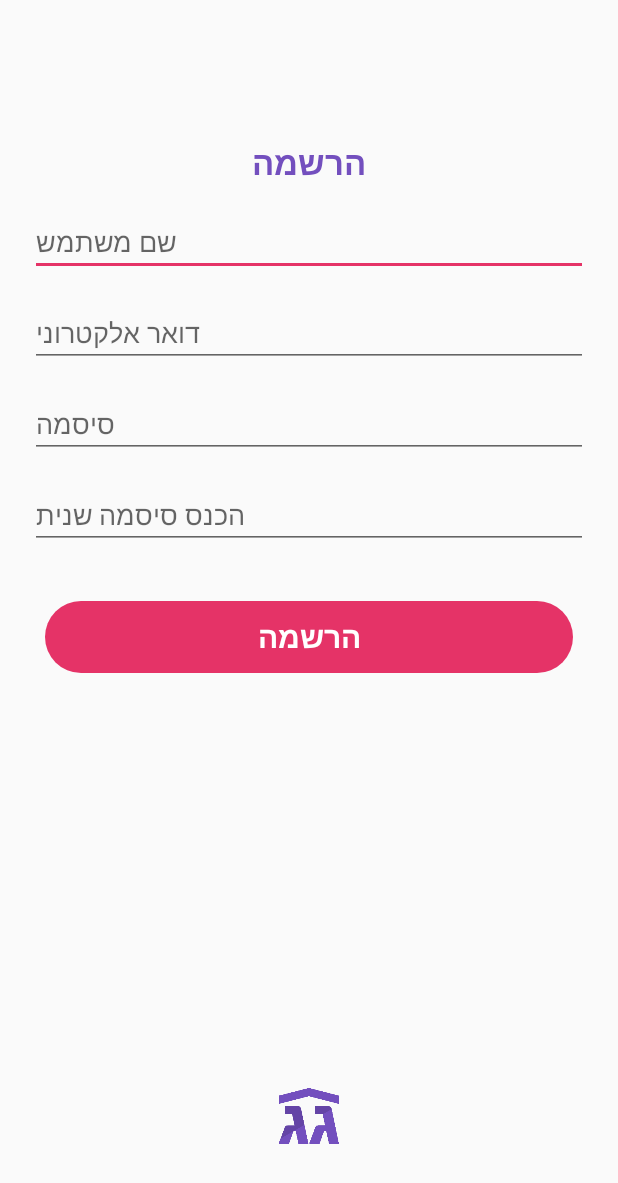
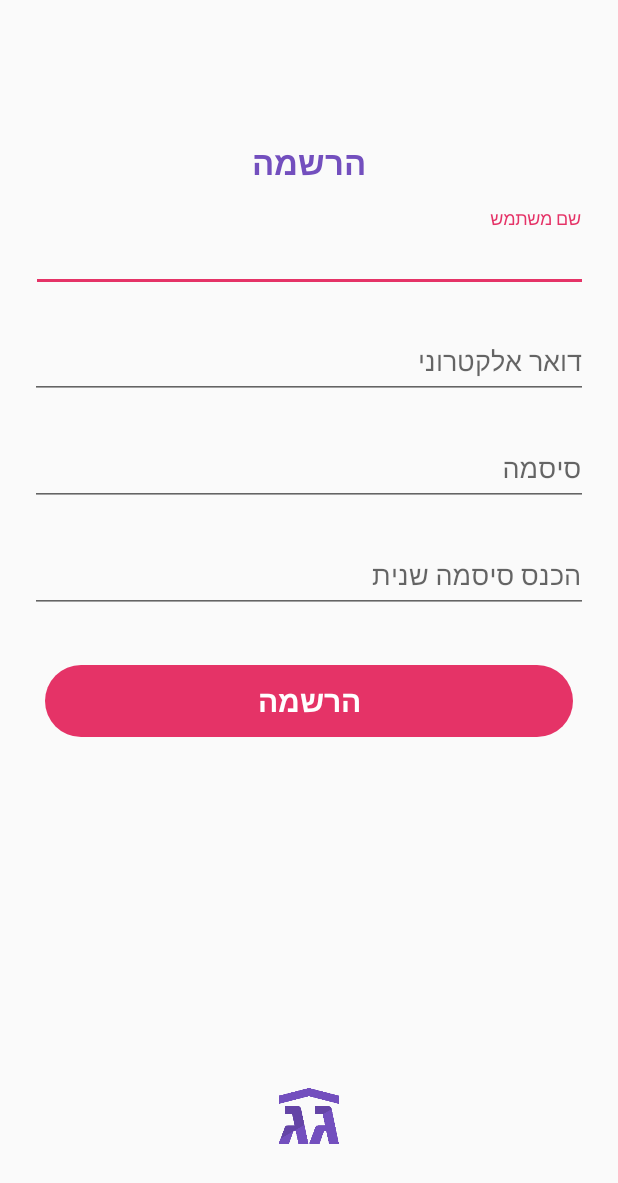
Before and after one commit to Etinka/AndroidAppFinalProject, an Android app: the RegisterActivity screen opened directly, with no data from a screen before it, on a phone screen of 412 x 824 dp. Shown: the top 1183 px of the screen. Run offline under Robolectric (Android 15) with nearby library versions, the phone set to English and light mode, and no system bars; Roboto replaces fonts that are not available here.

Commit message:
Changed the edit text design to be with floating title

```diff
--- a/app/src/main/res/layout/activity_register.xml
+++ b/app/src/main/res/layout/activity_register.xml
@@ -1,5 +1,6 @@
 <?xml version="1.0" encoding="utf-8"?>
 <android.support.constraint.ConstraintLayout xmlns:android="http://schemas.android.com/apk/res/android"
+    xmlns:tools="http://schemas.android.com/tools"
     android:layout_width="match_parent"
     android:layout_height="match_parent"
     xmlns:app="http://schemas.android.com/apk/res-auto">
@@ -16,35 +17,53 @@
         app:layout_constraintTop_toTopOf="parent"
         android:textAlignment="center"/>
 
-    <android.support.design.widget.TextInputEditText
-        android:id="@+id/user_name"
+    <android.support.design.widget.TextInputLayout
+        android:id="@+id/input_layout_user_name"
+        android:layout_width="371dp"
         android:layout_height="wrap_content"
-        android:layout_width="match_parent"
+        app:layout_constraintTop_toBottomOf="@id/register_title"
+        app:layout_constraintStart_toStartOf="parent"
+        app:layout_constraintEnd_toEndOf="parent"
         android:layout_marginStart="20dp"
         android:layout_marginEnd="20dp"
         android:layout_marginTop="15dp"
+        tools:layout_editor_absoluteX="20dp"
+        tools:layout_editor_absoluteY="145dp">
+
+        <EditText
+            android:id="@+id/user_name"
+            android:layout_width="match_parent"
+            android:layout_height="wrap_content"
+            android:gravity="start"
             android:hint="שם משתמש"
-        android:textAlignment="viewStart"
-        android:gravity="start"
-        app:layout_constraintTop_toBottomOf="@id/register_title"
+            android:imeOptions="actionNext"
+            android:textAlignment="viewStart" />
+
+    </android.support.design.widget.TextInputLayout>
+
+    <android.support.design.widget.TextInputLayout
+        android:id="@+id/input_layout_email"
+        android:layout_width="0dp"
+        android:layout_height="wrap_content"
+        app:layout_constraintTop_toBottomOf="@id/input_layout_user_name"
         app:layout_constraintStart_toStartOf="parent"
         app:layout_constraintEnd_toEndOf="parent"
-        />
-
-    <android.support.design.widget.TextInputEditText
-        android:id="@+id/email"
-        android:layout_height="wrap_content"
-        android:layout_width="match_parent"
         android:layout_marginStart="20dp"
         android:layout_marginEnd="20dp"
         android:layout_marginTop="15dp"
-        android:hint="דואר אלקטרוני"
+        app:layout_constraintVertical_chainStyle="packed">
+
+        <EditText
+            android:id="@+id/email"
+            android:layout_width="match_parent"
+            android:layout_height="wrap_content"
+            android:imeOptions="actionNext"
+            android:inputType="textEmailAddress"
             android:textAlignment="viewStart"
-        android:inputType="textEmailAddress"
             android:gravity="start"
-        app:layout_constraintTop_toBottomOf="@id/user_name"
-        app:layout_constraintStart_toStartOf="parent"
-        app:layout_constraintEnd_toEndOf="parent" />
+            android:hint="דואר אלקטרוני" />
+
+    </android.support.design.widget.TextInputLayout>
 
     <TextView
         android:id="@+id/email_error_msg"
@@ -53,41 +72,57 @@
         android:text="Invalid email address"
         android:visibility="invisible"
         android:textSize="14sp"
-        app:layout_constraintTop_toBottomOf="@id/email"
-        app:layout_constraintStart_toStartOf="@id/email"
+        app:layout_constraintTop_toBottomOf="@id/input_layout_email"
+        app:layout_constraintStart_toStartOf="@id/input_layout_email"
         android:textColor="@android:color/holo_red_dark" />
 
-    <android.support.design.widget.TextInputEditText
-        android:id="@+id/password"
+    <android.support.design.widget.TextInputLayout
+        android:id="@+id/input_layout_password"
+        android:layout_width="0dp"
         android:layout_height="wrap_content"
-        android:layout_width="match_parent"
+        app:layout_constraintTop_toBottomOf="@id/input_layout_email"
+        app:layout_constraintStart_toStartOf="parent"
+        app:layout_constraintEnd_toEndOf="parent"
         android:layout_marginStart="20dp"
         android:layout_marginEnd="20dp"
         android:layout_marginTop="15dp"
-        android:hint="סיסמה"
-        android:inputType="textPassword"
+        app:layout_constraintVertical_chainStyle="packed">
+
+        <EditText
+            android:id="@+id/password"
+            android:layout_width="match_parent"
+            android:layout_height="wrap_content"
+            android:imeOptions="actionNext"
             android:textAlignment="viewStart"
             android:gravity="start"
-        app:layout_constraintTop_toBottomOf="@id/email"
+            android:inputType="textPassword"
+            android:hint="סיסמה" />
+
+    </android.support.design.widget.TextInputLayout>
+
+    <android.support.design.widget.TextInputLayout
+        android:id="@+id/input_layout_password_validator"
+        android:layout_width="0dp"
+        android:layout_height="wrap_content"
+        app:layout_constraintTop_toBottomOf="@id/input_layout_password"
         app:layout_constraintStart_toStartOf="parent"
         app:layout_constraintEnd_toEndOf="parent"
-        />
-
-    <android.support.design.widget.TextInputEditText
-        android:id="@+id/passwordValidator"
-        android:layout_height="wrap_content"
-        android:layout_width="match_parent"
         android:layout_marginStart="20dp"
         android:layout_marginEnd="20dp"
         android:layout_marginTop="15dp"
-        android:hint="הכנס סיסמה שנית"
-        android:inputType="textPassword"
+        app:layout_constraintVertical_chainStyle="packed">
+
+        <EditText
+            android:id="@+id/passwordValidator"
+            android:layout_width="match_parent"
+            android:layout_height="wrap_content"
+            android:imeOptions="actionNext"
             android:textAlignment="viewStart"
             android:gravity="start"
-        app:layout_constraintTop_toBottomOf="@id/password"
-        app:layout_constraintStart_toStartOf="parent"
-        app:layout_constraintEnd_toEndOf="parent"
-        />
+            android:inputType="textPassword"
+            android:hint="הכנס סיסמה שנית" />
+
+    </android.support.design.widget.TextInputLayout>
 
     <TextView
         android:id="@+id/password_error_msg"
@@ -96,8 +131,8 @@
         android:text="Passwords does not match"
         android:textSize="14sp"
         android:visibility="invisible"
-        app:layout_constraintTop_toBottomOf="@id/passwordValidator"
-        app:layout_constraintStart_toStartOf="@id/passwordValidator"
+        app:layout_constraintTop_toBottomOf="@id/input_layout_password_validator"
+        app:layout_constraintStart_toStartOf="@id/input_layout_password_validator"
         android:textColor="@android:color/holo_red_dark" />
 
     <com.colman.finalproject.view.LoaderButton
```
Also changed, not shown: app/src/main/res/layout/activity_login.xml (+37 -22 lines), app/src/main/res/layout/activity_login_final.xml (+37 -23 lines). Lines whose indentation alone changed are shown as unchanged.
